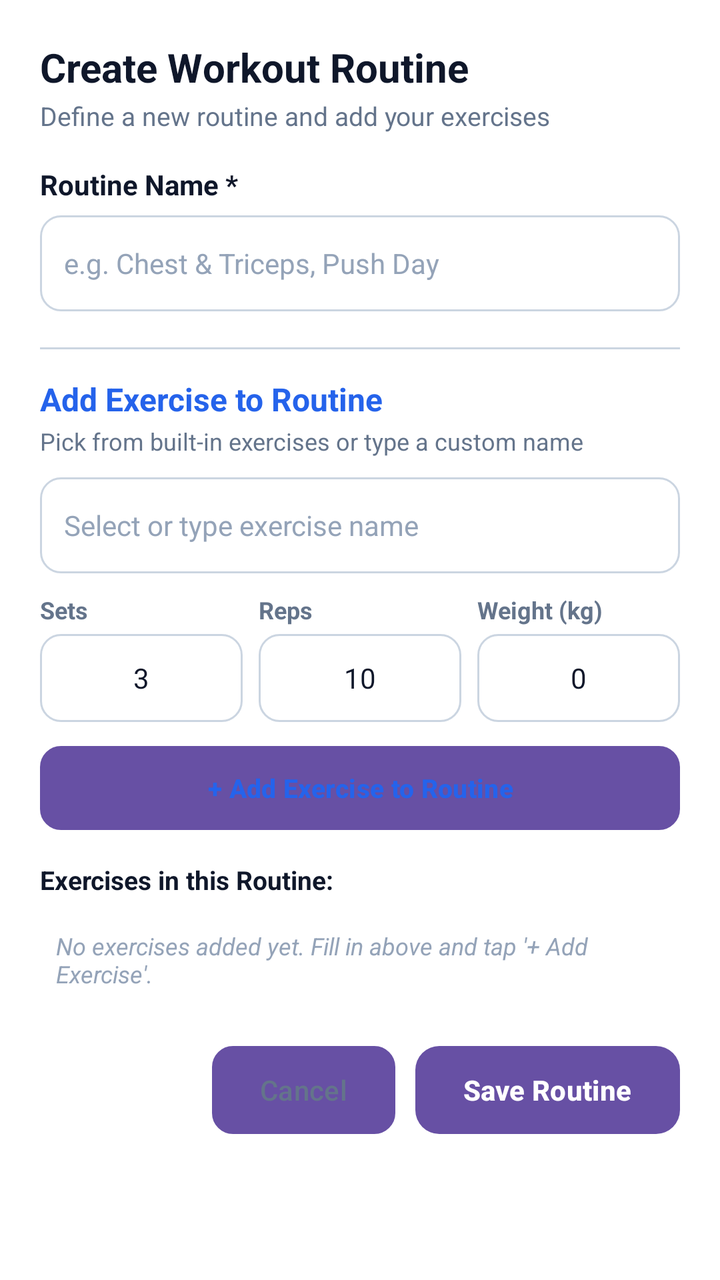
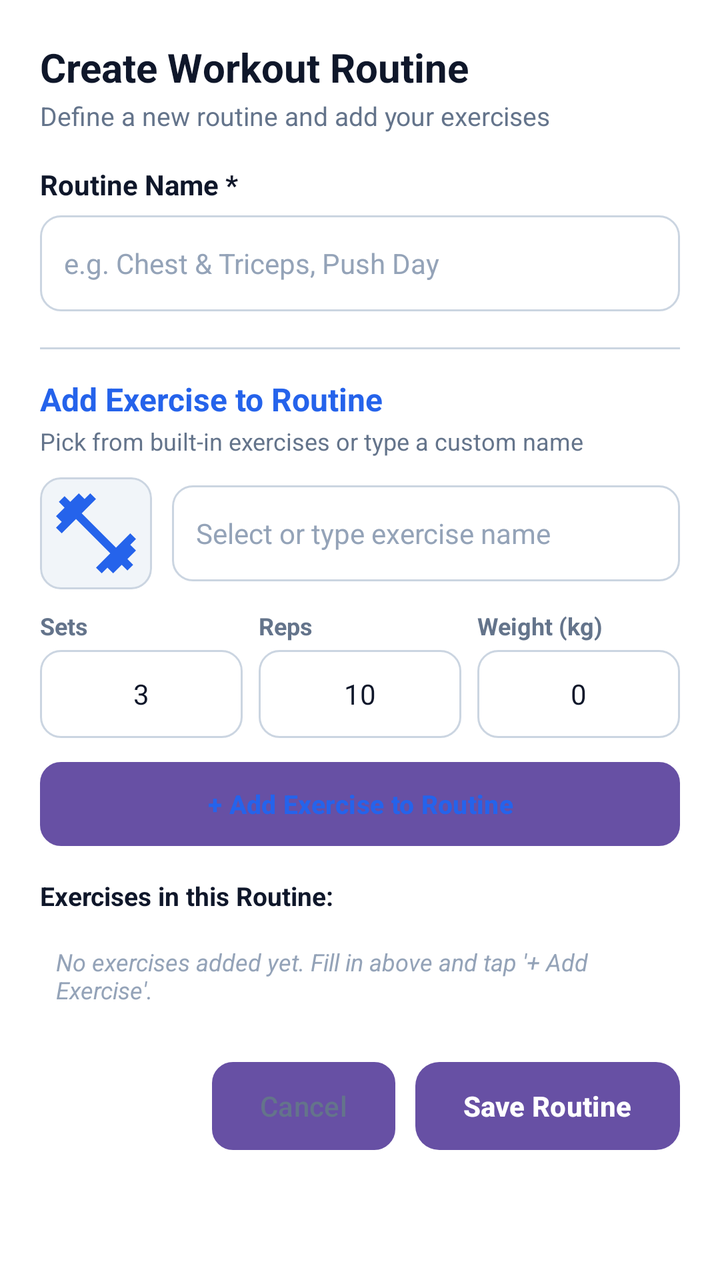

An Android layout rendered at two revisions. The XML below is the earlier revision; the diff shows what the commit changed to produce the second picture.
<!-- AndroidManifest.xml: application theme Theme.FitTrack -->
<!-- res/layout/dialog_create_workout.xml -->
<?xml version="1.0" encoding="utf-8"?>
<ScrollView xmlns:android="http://schemas.android.com/apk/res/android"
    android:layout_width="match_parent"
    android:layout_height="wrap_content"
    android:background="@color/surface">

    <LinearLayout
        android:layout_width="match_parent"
        android:layout_height="wrap_content"
        android:orientation="vertical"
        android:padding="20dp">

        
        <TextView
            android:layout_width="wrap_content"
            android:layout_height="wrap_content"
            android:text="Create Workout Routine"
            android:textColor="@color/text_primary"
            android:textSize="20sp"
            android:textStyle="bold" />

        <TextView
            android:layout_width="wrap_content"
            android:layout_height="wrap_content"
            android:layout_marginTop="2dp"
            android:text="Define a new routine and add your exercises"
            android:textColor="@color/text_secondary"
            android:textSize="13sp" />

        
        <TextView
            android:layout_width="wrap_content"
            android:layout_height="wrap_content"
            android:layout_marginTop="16dp"
            android:text="Routine Name *"
            android:textColor="@color/text_primary"
            android:textSize="14sp"
            android:textStyle="bold" />

        <EditText
            android:id="@+id/etRoutineName"
            android:layout_width="match_parent"
            android:layout_height="48dp"
            android:layout_marginTop="6dp"
            android:background="@drawable/bg_input"
            android:hint="e.g. Chest &amp; Triceps, Push Day"
            android:inputType="textCapWords"
            android:paddingStart="12dp"
            android:paddingEnd="12dp"
            android:textColor="@color/text_primary"
            android:textColorHint="@color/text_hint"
            android:textSize="14sp" />

        
        <View
            android:layout_width="match_parent"
            android:layout_height="1dp"
            android:layout_marginTop="18dp"
            android:layout_marginBottom="14dp"
            android:background="@color/border" />

        
        <TextView
            android:layout_width="wrap_content"
            android:layout_height="wrap_content"
            android:text="Add Exercise to Routine"
            android:textColor="@color/primary"
            android:textSize="16sp"
            android:textStyle="bold" />

        <TextView
            android:layout_width="wrap_content"
            android:layout_height="wrap_content"
            android:layout_marginTop="2dp"
            android:text="Pick from built-in exercises or type a custom name"
            android:textColor="@color/text_secondary"
            android:textSize="12sp" />

        
        <AutoCompleteTextView
            android:id="@+id/actvExerciseName"
            android:layout_width="match_parent"
            android:layout_height="48dp"
            android:layout_marginTop="10dp"
            android:background="@drawable/bg_input"
            android:completionThreshold="1"
            android:hint="Select or type exercise name"
            android:inputType="textCapWords"
            android:paddingStart="12dp"
            android:paddingEnd="12dp"
            android:textColor="@color/text_primary"
            android:textColorHint="@color/text_hint"
            android:textSize="14sp" />

        
        <LinearLayout
            android:layout_width="match_parent"
            android:layout_height="wrap_content"
            android:layout_marginTop="10dp"
            android:baselineAligned="false"
            android:orientation="horizontal">

            
            <LinearLayout
                android:layout_width="0dp"
                android:layout_height="wrap_content"
                android:layout_weight="1"
                android:orientation="vertical">

                <TextView
                    android:layout_width="wrap_content"
                    android:layout_height="wrap_content"
                    android:text="Sets"
                    android:textColor="@color/text_secondary"
                    android:textSize="12sp"
                    android:textStyle="bold" />

                <EditText
                    android:id="@+id/etExerciseSets"
                    android:layout_width="match_parent"
                    android:layout_height="44dp"
                    android:layout_marginTop="4dp"
                    android:background="@drawable/bg_input"
                    android:gravity="center"
                    android:hint="3"
                    android:inputType="number"
                    android:text="3"
                    android:textColor="@color/text_primary"
                    android:textSize="14sp" />
            </LinearLayout>

            
            <LinearLayout
                android:layout_width="0dp"
                android:layout_height="wrap_content"
                android:layout_marginStart="8dp"
                android:layout_weight="1"
                android:orientation="vertical">

                <TextView
                    android:layout_width="wrap_content"
                    android:layout_height="wrap_content"
                    android:text="Reps"
                    android:textColor="@color/text_secondary"
                    android:textSize="12sp"
                    android:textStyle="bold" />

                <EditText
                    android:id="@+id/etExerciseReps"
                    android:layout_width="match_parent"
                    android:layout_height="44dp"
                    android:layout_marginTop="4dp"
                    android:background="@drawable/bg_input"
                    android:gravity="center"
                    android:hint="10"
                    android:inputType="number"
                    android:text="10"
                    android:textColor="@color/text_primary"
                    android:textSize="14sp" />
            </LinearLayout>

            
            <LinearLayout
                android:layout_width="0dp"
                android:layout_height="wrap_content"
                android:layout_marginStart="8dp"
                android:layout_weight="1"
                android:orientation="vertical">

                <TextView
                    android:layout_width="wrap_content"
                    android:layout_height="wrap_content"
                    android:text="Weight (kg)"
                    android:textColor="@color/text_secondary"
                    android:textSize="12sp"
                    android:textStyle="bold" />

                <EditText
                    android:id="@+id/etExerciseWeight"
                    android:layout_width="match_parent"
                    android:layout_height="44dp"
                    android:layout_marginTop="4dp"
                    android:background="@drawable/bg_input"
                    android:gravity="center"
                    android:hint="0"
                    android:inputType="numberDecimal"
                    android:text="0"
                    android:textColor="@color/text_primary"
                    android:textSize="14sp" />
            </LinearLayout>

        </LinearLayout>

        
        <Button
            android:id="@+id/btnAddExerciseItem"
            android:layout_width="match_parent"
            android:layout_height="42dp"
            android:layout_marginTop="12dp"
            android:background="@drawable/bg_button_secondary"
            android:minHeight="0dp"
            android:text="+ Add Exercise to Routine"
            android:textAllCaps="false"
            android:textColor="@color/primary"
            android:textSize="13sp"
            android:textStyle="bold" />

        
        <TextView
            android:layout_width="wrap_content"
            android:layout_height="wrap_content"
            android:layout_marginTop="16dp"
            android:text="Exercises in this Routine:"
            android:textColor="@color/text_primary"
            android:textSize="13sp"
            android:textStyle="bold" />

        <LinearLayout
            android:id="@+id/llAddedExercisesList"
            android:layout_width="match_parent"
            android:layout_height="wrap_content"
            android:layout_marginTop="8dp"
            android:orientation="vertical" />

        <TextView
            android:id="@+id/tvNoExercisesYet"
            android:layout_width="match_parent"
            android:layout_height="wrap_content"
            android:padding="8dp"
            android:text="No exercises added yet. Fill in above and tap '+ Add Exercise'."
            android:textColor="@color/text_hint"
            android:textSize="12sp"
            android:textStyle="italic" />

        
        <LinearLayout
            android:layout_width="match_parent"
            android:layout_height="wrap_content"
            android:layout_marginTop="20dp"
            android:gravity="end"
            android:orientation="horizontal">

            <Button
                android:id="@+id/btnCancelRoutine"
                android:layout_width="wrap_content"
                android:layout_height="44dp"
                android:layout_marginEnd="10dp"
                android:background="@drawable/bg_button_secondary"
                android:text="Cancel"
                android:textAllCaps="false"
                android:textColor="@color/text_secondary"
                android:textSize="14sp" />

            <Button
                android:id="@+id/btnSaveRoutine"
                android:layout_width="wrap_content"
                android:layout_height="44dp"
                android:background="@drawable/bg_button_primary"
                android:text="Save Routine"
                android:textAllCaps="false"
                android:textColor="@color/white"
                android:textSize="14sp"
                android:textStyle="bold" />

        </LinearLayout>

    </LinearLayout>

</ScrollView>
<!-- resources referenced by this layout -->
<resources>
  <color name="border">#CBD5E1</color>
  <color name="primary">#2563EB</color>
  <color name="surface">#FFFFFF</color>
  <color name="text_hint">#94A3B8</color>
  <color name="text_primary">#0F172A</color>
  <color name="text_secondary">#64748B</color>
  <color name="white">#FFFFFFFF</color>
  <!-- drawable bg_button_primary (drawable) -->
  <?xml version="1.0" encoding="utf-8"?>
  <ripple xmlns:android="http://schemas.android.com/apk/res/android"
      android:color="#40FFFFFF">
      <item>
          <shape android:shape="rectangle">
              <solid android:color="@color/primary" />
              <corners android:radius="12dp" />
              <padding
                  android:bottom="14dp"
                  android:left="16dp"
                  android:right="16dp"
                  android:top="14dp" />
          </shape>
      </item>
  </ripple>
  <!-- drawable bg_button_secondary (drawable) -->
  <?xml version="1.0" encoding="utf-8"?>
  <ripple xmlns:android="http://schemas.android.com/apk/res/android"
      android:color="#20000000">
      <item>
          <shape android:shape="rectangle">
              <solid android:color="#EFF6FF" />
              <corners android:radius="10dp" />
              <stroke android:width="1dp" android:color="@color/primary" />
          </shape>
      </item>
  </ripple>
  <!-- drawable bg_input (drawable) -->
  <?xml version="1.0" encoding="utf-8"?>
  <shape xmlns:android="http://schemas.android.com/apk/res/android"
      android:shape="rectangle">
      <solid android:color="@color/surface" />
      <corners android:radius="10dp" />
      <stroke android:width="1dp" android:color="@color/border" />
  </shape>
  <style name="Theme.FitTrack" parent="Base.Theme.FitTrack" />
  <style name="Base.Theme.FitTrack" parent="Theme.Material3.DayNight.NoActionBar">
          
          
      </style>
</resources>

<!-- the commit's change to res/layout/dialog_create_workout.xml (unified diff, before → after) -->
@@ -77,20 +77,41 @@
             android:textSize="12sp" />
 
         
-        <AutoCompleteTextView
-            android:id="@+id/actvExerciseName"
-            android:layout_width="match_parent"
-            android:layout_height="48dp"
+        <LinearLayout
+            android:layout_width="match_parent"
+            android:layout_height="wrap_content"
             android:layout_marginTop="10dp"
-            android:background="@drawable/bg_input"
-            android:completionThreshold="1"
-            android:hint="Select or type exercise name"
-            android:inputType="textCapWords"
-            android:paddingStart="12dp"
-            android:paddingEnd="12dp"
-            android:textColor="@color/text_primary"
-            android:textColorHint="@color/text_hint"
-            android:textSize="14sp" />
+            android:gravity="center_vertical"
+            android:orientation="horizontal">
+
+            <ImageView
+                android:id="@+id/ivSelectedExerciseThumb"
+                android:layout_width="56dp"
+                android:layout_height="56dp"
+                android:background="@drawable/bg_exercise_thumb"
+                android:clipToOutline="true"
+                android:contentDescription="Exercise thumbnail preview"
+                android:padding="4dp"
+                android:scaleType="centerInside"
+                android:src="@drawable/ic_fitness_center" />
+
+            <AutoCompleteTextView
+                android:id="@+id/actvExerciseName"
+                android:layout_width="0dp"
+                android:layout_height="48dp"
+                android:layout_marginStart="10dp"
+                android:layout_weight="1"
+                android:background="@drawable/bg_input"
+                android:completionThreshold="1"
+                android:hint="Select or type exercise name"
+                android:inputType="textCapWords"
+                android:paddingStart="12dp"
+                android:paddingEnd="12dp"
+                android:textColor="@color/text_primary"
+                android:textColorHint="@color/text_hint"
+                android:textSize="14sp" />
+
+        </LinearLayout>
 
         
         <LinearLayout
<!-- resource entries referenced after the edit -->
@@ -35,6 +35,16 @@
           </shape>
       </item>
   </ripple>
+  <!-- drawable bg_exercise_thumb (drawable) -->
+  <?xml version="1.0" encoding="utf-8"?>
+  <shape xmlns:android="http://schemas.android.com/apk/res/android"
+      android:shape="rectangle">
+      <solid android:color="@color/bg_light" />
+      <corners android:radius="10dp" />
+      <stroke
+          android:width="1dp"
+          android:color="@color/border" />
+  </shape>
   <!-- drawable bg_input (drawable) -->
   <?xml version="1.0" encoding="utf-8"?>
   <shape xmlns:android="http://schemas.android.com/apk/res/android"
@@ -43,7 +53,19 @@
       <corners android:radius="10dp" />
       <stroke android:width="1dp" android:color="@color/border" />
   </shape>
+  <!-- drawable ic_fitness_center (drawable) -->
+  <vector xmlns:android="http://schemas.android.com/apk/res/android"
+      android:width="48dp"
+      android:height="48dp"
+      android:viewportWidth="24"
+      android:viewportHeight="24"
+      android:tint="@color/primary">
+      <path
+          android:fillColor="@android:color/white"
+          android:pathData="M20.57,14.86L22,13.43L20.57,12L17,15.57L8.43,7L12,3.43L10.57,2L9.14,3.43L7.71,2L5.57,4.14L4.14,2.71L2.71,4.14L4.14,5.57L2,7.71L3.43,9.14L2,10.57L3.43,12L7,8.43L15.57,17L12,20.57L13.43,22L14.86,20.57L16.29,22L18.43,19.86L19.86,21.29L21.29,19.86L19.86,18.43L22,16.29L20.57,14.86Z"/>
+  </vector>
   <style name="Theme.FitTrack" parent="Base.Theme.FitTrack" />
+  <color name="bg_light">#F1F5F9</color>
   <style name="Base.Theme.FitTrack" parent="Theme.Material3.DayNight.NoActionBar">
           
           
